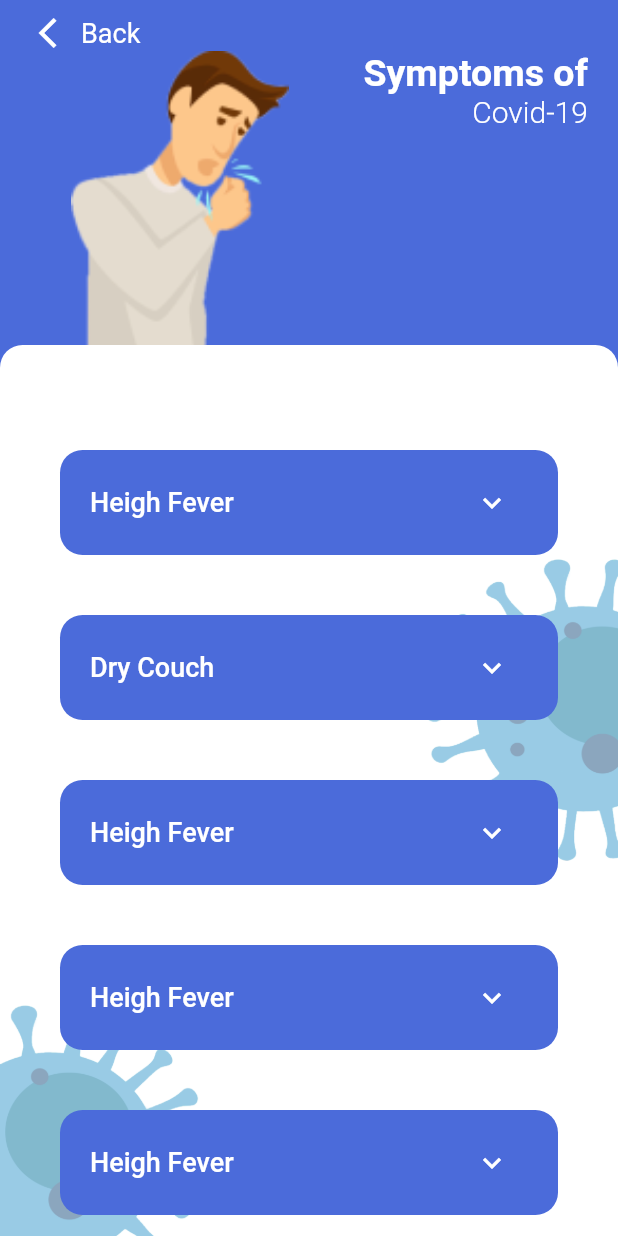
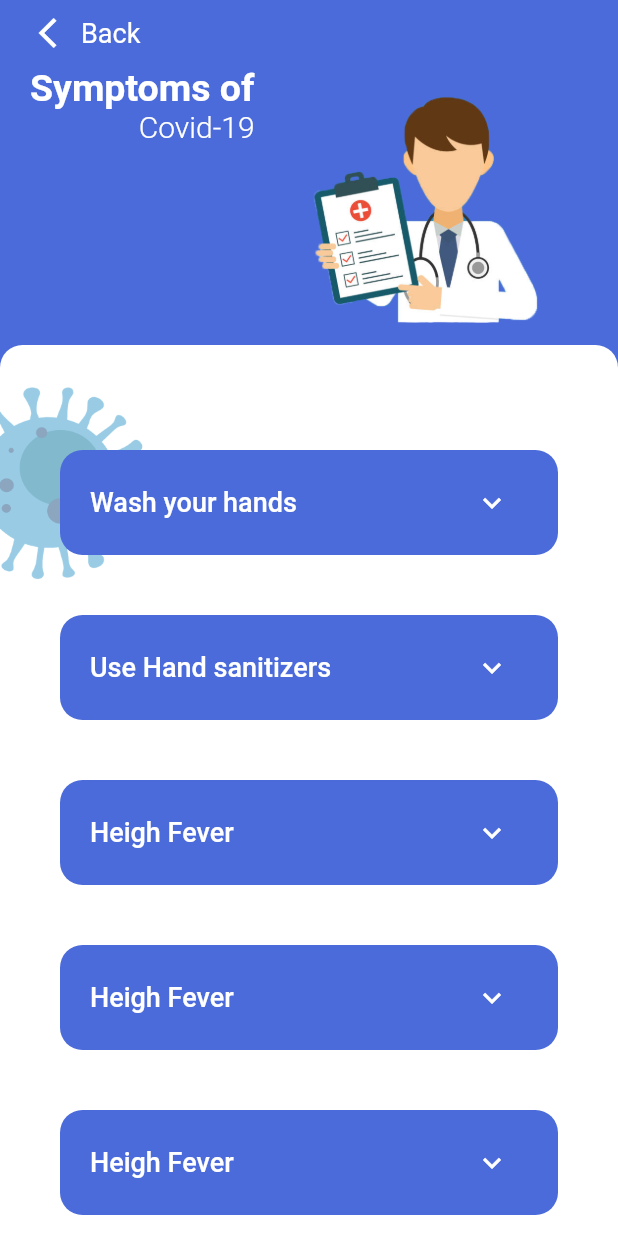
Before and after one commit to Tezeract3/coronavirusdemo, a Flutter app: the SplashScreenOne screen opened by its route, after a tap on "Get Started", after a tap on "Read more", on a phone screen of 412 x 824 dp. Run offline on Flutter 3.47's test engine with Material 2 defaults, Android fonts, the phone set to English and light mode, and no system bars; our stand-ins replace fl_chart.

Commit message:
[CU-4hffvn] complete howto prevent screen
completer how to prevent screen
delete extra image
upgrade symptoms screen
create widgets
update main function

```diff
--- a/lib/main.dart
+++ b/lib/main.dart
@@ -1,3 +1,4 @@
+import 'package:coronaliveupdate/screens/howToPreventScreen.dart';
 import 'package:coronaliveupdate/screens/navTestScreen.dart';
 import 'package:coronaliveupdate/screens/splashScreenOne.dart';
 import 'package:coronaliveupdate/screens/symptomsScreen.dart';
@@ -20,6 +21,7 @@ class App extends StatelessWidget {
       routes: {
         HomePage.id: (context) => HomePage(),
         SymptomsScreen.id: (context) => SymptomsScreen(),
+        HowToPreventScreen.id: (context) => HowToPreventScreen(),
         NavTest.id: (context) => NavTest(),
         NavTest2.id: (context) => NavTest2(),
         SplashScreenOne.id: (context) => SplashScreenOne(),
--- a/lib/screens/homePage.dart
+++ b/lib/screens/homePage.dart
@@ -1,10 +1,12 @@
+import 'package:coronaliveupdate/screens/howToPreventScreen.dart';
+import 'package:coronaliveupdate/screens/symptomsScreen.dart';
+import 'package:coronaliveupdate/widget/bottomNavigationBar.dart';
 import 'package:coronaliveupdate/widget/extraDetailWidget.dart';
 import 'package:coronaliveupdate/widget/liveUpdateWidget.dart';
 import 'package:coronaliveupdate/widget/pieChart.dart';
 import 'package:coronaliveupdate/widget/searchBarWidget.dart';
 import 'package:flutter/cupertino.dart';
 import 'package:flutter/material.dart';
-import 'package:coronaliveupdate/widget/bottomNavigationBar.dart';
 import 'package:flutter/rendering.dart';
 
 class HomePage extends StatefulWidget {
@@ -36,12 +38,19 @@ class _HomePageState extends State<HomePage> {
                         scrollDirection: Axis.horizontal,
                         children: [
                           ExtraDetailWidget(
+                            onTapReadMore: () {
+                              Navigator.pushNamed(
+                                  context, HowToPreventScreen.id);
+                            },
                             heading: 'Heading 1',
                             description: 'Description 1',
                             isImageOnLeft: false,
                             imagePath: 'images/other/doctor.png',
                           ),
                           ExtraDetailWidget(
+                            onTapReadMore: () {
+                              Navigator.pushNamed(context, SymptomsScreen.id);
+                            },
                             heading: 'Heading 1',
                             description: 'Description 2',
                             isImageOnLeft: true,
--- /dev/null
+++ b/lib/screens/howToPreventScreen.dart
@@ -0,0 +1,145 @@
+import 'package:coronaliveupdate/widget/animationWidget.dart';
+import 'package:coronaliveupdate/widget/buttons.dart';
+import 'package:coronaliveupdate/widget/coronaPicWidget.dart';
+import 'package:coronaliveupdate/widget/topPanel.dart';
+import 'package:flutter/material.dart';
+
+List<Map<String, String>> dataList = [
+  {
+    "symptom": "Wash your hands",
+    "data":
+        "janindu data data data data data data data data data data data data data data data data data data data data data data data data data data data "
+  },
+  {
+    "symptom": "Use Hand sanitizers",
+    "data":
+        "janindu data data data data data data data data data data data data data data data data data data data data data data data data data data data "
+  },
+  {
+    "symptom": "Heigh Fever",
+    "data":
+        "janindu data data data data data data data data data data data data data data data data data data data data data data data data data data data "
+  },
+  {
+    "symptom": "Heigh Fever",
+    "data":
+        "janindu data data data data data data data data data data data data data data data data data data data data data data data data data data data "
+  },
+  {
+    "symptom": "Heigh Fever",
+    "data":
+        "janindu data data data data data data data data data data data data data data data data data data data data data data data data data data data "
+  },
+];
+
+class HowToPreventScreen extends StatefulWidget {
+  static const String id = "HowToPreventScreen";
+
+  const HowToPreventScreen({Key? key}) : super(key: key);
+
+  @override
+  _HowToPreventScreenState createState() => _HowToPreventScreenState();
+}
+
+class _HowToPreventScreenState extends State<HowToPreventScreen> {
+  @override
+  Widget build(BuildContext context) {
+    return Scaffold(
+      backgroundColor: Color(0xff4B6BDA),
+      body: SafeArea(
+        bottom: false,
+        child: Container(
+          padding: EdgeInsets.only(top: 10),
+          width: double.maxFinite,
+          height: double.maxFinite,
+          child: Stack(
+            children: [
+              /// top panel
+              Positioned(
+                child: TopPanel(
+                  image: "images/other/doctor.png",
+                  title: "Symptoms of",
+                ),
+              ),
+
+              ///bottom panel
+              Positioned.fill(
+                top: 220,
+                child: Container(
+                  decoration: BoxDecoration(
+                      color: Colors.white,
+                      borderRadius: BorderRadius.only(
+                          topLeft: Radius.circular(15),
+                          topRight: Radius.circular(15))),
+                  child: Stack(
+                    children: [
+                      ///corona
+                      Positioned(
+                        top: 20,
+                        left: -40,
+                        child: CoronaPicWidget(
+                          size: MediaQuery.of(context).size.width * 0.35,
+                          opacity: 0.5,
+                        ),
+                      ),
+
+                      ///list body
+                      Positioned.fill(
+                          child: Container(
+                        margin: EdgeInsets.only(top: 50, left: 20, right: 20),
+                        child: ListView.builder(
+                            itemCount: dataList.length,
+                            itemBuilder: (context, i) {
+                              return AnimationWidget(
+                                data: dataList[i]["data"].toString(),
+                                title: dataList[i]["symptom"].toString(),
+                              );
+                            }),
+                      )),
+                    ],
+                  ),
+                ),
+              )
+            ],
+          ),
+        ),
+      ),
+    );
+  }
+}
+
+class TopPanel extends StatelessWidget {
+  final String image;
+  final String title;
+
+  const TopPanel({Key? key, required this.image, required this.title})
+      : super(key: key);
+
+  @override
+  Widget build(BuildContext context) {
+    return Container(
+      margin: EdgeInsets.symmetric(horizontal: 20),
+      child: Column(
+        children: [
+          ///back Button
+          CustomBackButton(),
+          SizedBox(
+            height: 10,
+          ),
+
+          Row(
+            mainAxisAlignment: MainAxisAlignment.spaceBetween,
+            crossAxisAlignment: CrossAxisAlignment.start,
+            children: [
+              ///title
+              CustomTitle(title: title),
+
+              ///picture
+              CustomImage(image: image),
+            ],
+          )
+        ],
+      ),
+    );
+  }
+}
--- a/lib/screens/symptomsScreen.dart
+++ b/lib/screens/symptomsScreen.dart
@@ -1,5 +1,7 @@
 import 'package:coronaliveupdate/widget/animationWidget.dart';
+import 'package:coronaliveupdate/widget/buttons.dart';
 import 'package:coronaliveupdate/widget/coronaPicWidget.dart';
+import 'package:coronaliveupdate/widget/topPanel.dart';
 import 'package:flutter/material.dart';
 
 List<Map<String, String>> dataList = [
@@ -54,75 +56,9 @@ class _SymptomsScreenState extends State<SymptomsScreen> {
               children: [
                 /// top panel
                 Positioned(
-                  child: Container(
-                    margin: EdgeInsets.symmetric(horizontal: 20),
-                    child: Column(
-                      children: [
-                        ///back Button
-                        GestureDetector(
-                          onTap: () {
-                            Navigator.pop(context);
-                          },
-                          child: Row(
-                            children: [
-                              Icon(
-                                Icons.arrow_back_ios_outlined,
-                                color: Colors.white,
-                              ),
-                              SizedBox(
-                                width: 10,
-                              ),
-                              Text(
-                                "Back",
-                                style: TextStyle(
-                                    color: Colors.white, fontSize: 18),
-                              )
-                            ],
-                          ),
-                        ),
-                        Row(
-                          mainAxisAlignment: MainAxisAlignment.spaceBetween,
-                          crossAxisAlignment: CrossAxisAlignment.start,
-                          children: [
-                            ///picture
-                            Flexible(
-                                child: Container(
-                              width: 200,
-                              height: 200,
-                              decoration: BoxDecoration(
-                                  // color: Colors.red,
-                                  image: DecorationImage(
-                                      image: AssetImage("images/icons/man.png"),
-                                      fit: BoxFit.fitHeight)),
-                            )),
-
-                            ///title
-                            Container(
-                              child: Column(
-                                crossAxisAlignment: CrossAxisAlignment.end,
-                                mainAxisAlignment: MainAxisAlignment.start,
-                                children: [
-                                  Text(
-                                    "Symptoms of",
-                                    style: TextStyle(
-                                        color: Colors.white,
-                                        fontWeight: FontWeight.w600,
-                                        fontSize: 25),
-                                  ),
-                                  Text(
-                                    "Covid-19",
-                                    style: TextStyle(
-                                        color: Colors.white,
-                                        fontWeight: FontWeight.w300,
-                                        fontSize: 20),
-                                  )
-                                ],
-                              ),
-                            )
-                          ],
-                        )
-                      ],
-                    ),
+                  child: TopPanel(
+                    image: "images/other/patient.png",
+                    title: "Symptoms of",
                   ),
                 ),
 
@@ -180,3 +116,36 @@ class _SymptomsScreenState extends State<SymptomsScreen> {
     );
   }
 }
+
+class TopPanel extends StatelessWidget {
+  final String image;
+  final String title;
+
+  const TopPanel({Key? key, required this.image, required this.title})
+      : super(key: key);
+
+  @override
+  Widget build(BuildContext context) {
+    return Container(
+      margin: EdgeInsets.symmetric(horizontal: 20),
+      child: Column(
+        children: [
+          ///back Button
+          CustomBackButton(),
+
+          Row(
+            mainAxisAlignment: MainAxisAlignment.spaceBetween,
+            crossAxisAlignment: CrossAxisAlignment.start,
+            children: [
+              ///picture
+              CustomImage(image: image),
+
+              ///title
+              CustomTitle(title: title)
+            ],
+          )
+        ],
+      ),
+    );
+  }
+}
--- /dev/null
+++ b/lib/widget/buttons.dart
@@ -0,0 +1,31 @@
+import 'package:flutter/material.dart';
+
+class CustomBackButton extends StatelessWidget {
+  const CustomBackButton({
+    Key? key,
+  }) : super(key: key);
+
+  @override
+  Widget build(BuildContext context) {
+    return GestureDetector(
+      onTap: () {
+        Navigator.pop(context);
+      },
+      child: Row(
+        children: [
+          Icon(
+            Icons.arrow_back_ios_outlined,
+            color: Colors.white,
+          ),
+          SizedBox(
+            width: 10,
+          ),
+          Text(
+            "Back",
+            style: TextStyle(color: Colors.white, fontSize: 18),
+          )
+        ],
+      ),
+    );
+  }
+}
--- a/lib/widget/extraDetailWidget.dart
+++ b/lib/widget/extraDetailWidget.dart
@@ -1,4 +1,3 @@
-import 'package:coronaliveupdate/screens/symptomsScreen.dart';
 import 'package:flutter/material.dart';
 
 class ExtraDetailWidget extends StatelessWidget {
@@ -7,12 +6,14 @@ class ExtraDetailWidget extends StatelessWidget {
     required this.heading,
     required this.isImageOnLeft,
     required this.imagePath,
+    required this.onTapReadMore,
   });
 
   final String heading;
   final String description;
   final bool isImageOnLeft;
   final String imagePath;
+  final Function onTapReadMore;
 
   @override
   Widget build(BuildContext context) {
@@ -97,7 +98,7 @@ class ExtraDetailWidget extends StatelessWidget {
             left: isImageOnLeft ? 200.0 : 100.0,
             child: TextButton(
               onPressed: () {
-                Navigator.pushNamed(context, SymptomsScreen.id);
+                onTapReadMore();
               },
               child: Container(
                 child: Row(
--- /dev/null
+++ b/lib/widget/topPanel.dart
@@ -0,0 +1,54 @@
+import 'package:flutter/material.dart';
+
+class CustomTitle extends StatelessWidget {
+  const CustomTitle({
+    Key? key,
+    required this.title,
+  }) : super(key: key);
+
+  final String title;
+
+  @override
+  Widget build(BuildContext context) {
+    return Container(
+      child: Column(
+        crossAxisAlignment: CrossAxisAlignment.end,
+        mainAxisAlignment: MainAxisAlignment.start,
+        children: [
+          Text(
+            title,
+            style: TextStyle(
+                color: Colors.white, fontWeight: FontWeight.w600, fontSize: 25),
+          ),
+          Text(
+            "Covid-19",
+            style: TextStyle(
+                color: Colors.white, fontWeight: FontWeight.w300, fontSize: 20),
+          )
+        ],
+      ),
+    );
+  }
+}
+
+class CustomImage extends StatelessWidget {
+  const CustomImage({
+    Key? key,
+    required this.image,
+  }) : super(key: key);
+
+  final String image;
+
+  @override
+  Widget build(BuildContext context) {
+    return Flexible(
+        child: Container(
+      width: 200,
+      height: 200,
+      decoration: BoxDecoration(
+          // color: Colors.red,
+          image:
+              DecorationImage(image: AssetImage(image), fit: BoxFit.fitHeight)),
+    ));
+  }
+}
```
Also changed, not shown: images/icons/man.png (deleted).
